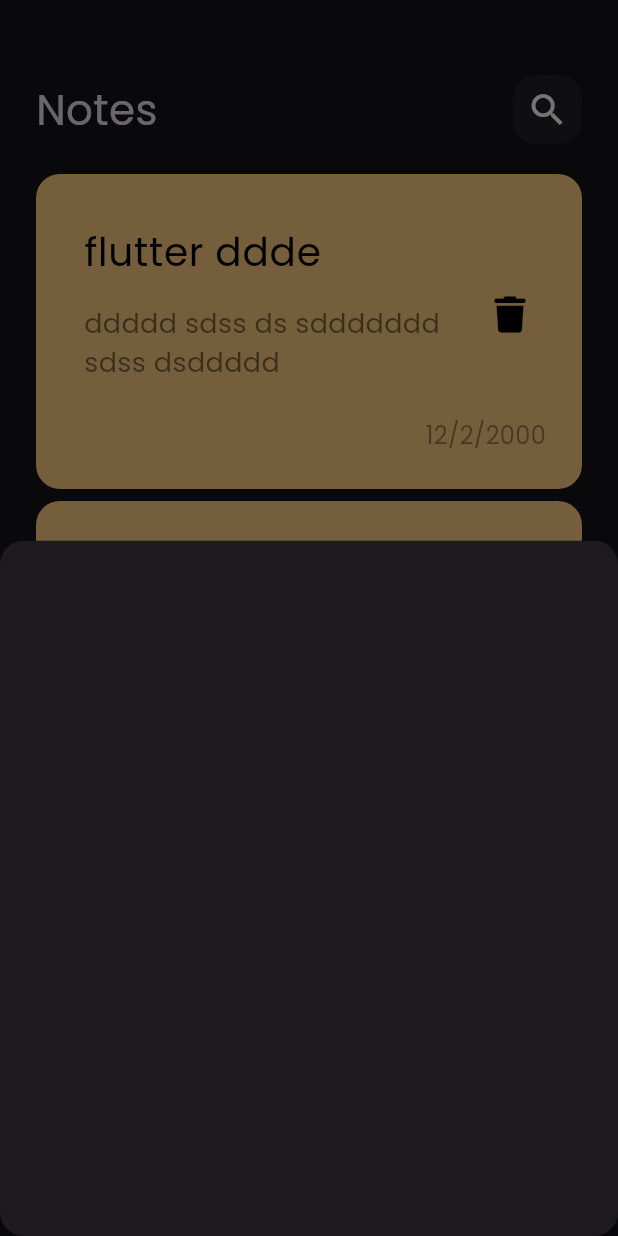
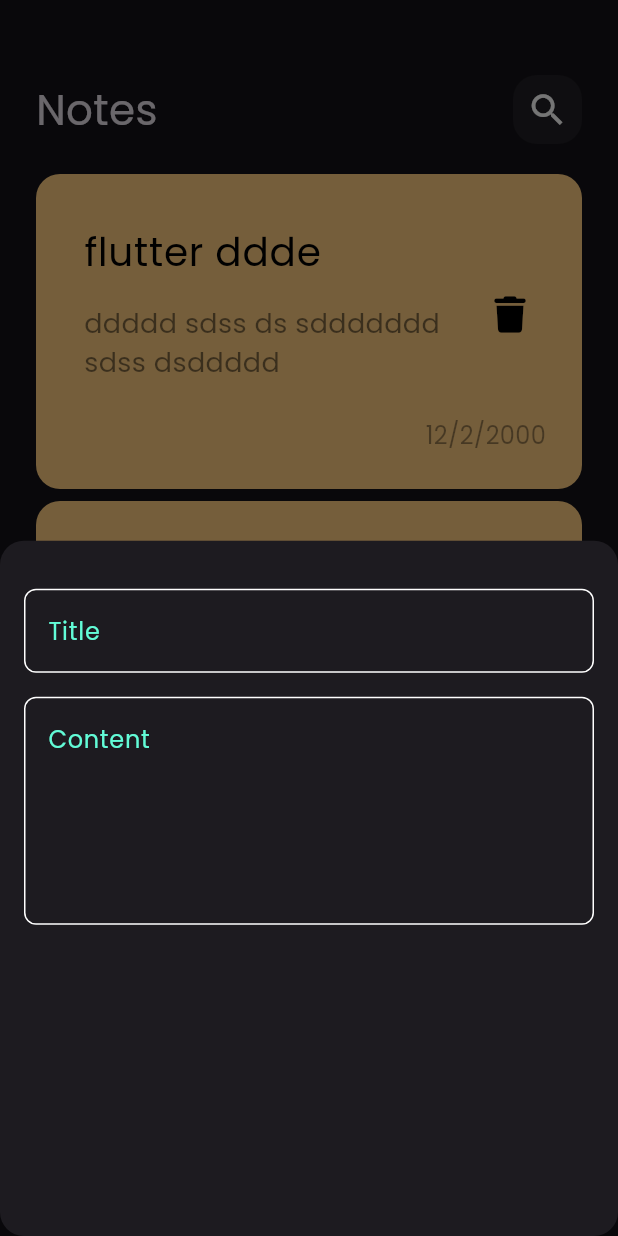
Before and after one commit to mahabdo571/notes_app, a Flutter app: the screen it shows after launch, after a tap on the "add" icon, on a phone screen of 412 x 824 dp. Run offline on Flutter 3.47's test engine with Material 3 defaults, Android fonts, the phone set to English and light mode, and no system bars; our stand-ins replace font_awesome_flutter.

Commit message:
Implement AddNoteBottomSheet layout and create CustomTextField widget for improved note entry

```diff
--- /dev/null
+++ b/lib/constants.dart
@@ -0,0 +1,3 @@
+import 'package:flutter/material.dart';
+
+const kPrimaryColor = const Color(0xff62fcd7);
--- a/lib/widgets/add_note_bottom_sheet.dart
+++ b/lib/widgets/add_note_bottom_sheet.dart
@@ -1,10 +1,21 @@
 import 'package:flutter/material.dart';
+import 'package:notes_app/widgets/custom_text_field.dart';
 
 class AddNoteBottomSheet extends StatelessWidget {
   const AddNoteBottomSheet({super.key});
 
   @override
   Widget build(BuildContext context) {
-    return  Container();
+    return Padding(
+      padding: const EdgeInsets.symmetric(horizontal: 16),
+      child: Column(
+        children: [
+          SizedBox(height: 32),
+          CustomTextField(hint: 'Title'),
+          SizedBox(height: 16),
+          CustomTextField(hint: 'Content', maxLines: 5),
+        ],
+      ),
+    );
   }
 }
--- /dev/null
+++ b/lib/widgets/custom_text_field.dart
@@ -0,0 +1,30 @@
+import 'package:flutter/material.dart';
+import 'package:notes_app/constants.dart';
+
+class CustomTextField extends StatelessWidget {
+  const CustomTextField({super.key, required this.hint, this.maxLines = 1});
+  final String hint;
+  final int maxLines;
+
+  @override
+  Widget build(BuildContext context) {
+    return TextField(
+      cursorColor: kPrimaryColor,
+      maxLines: maxLines,
+      decoration: InputDecoration(
+        hintText: hint,
+        hintStyle: TextStyle(color: kPrimaryColor),
+        enabledBorder: buildBorder(),
+        border: buildBorder(),
+        focusedBorder: buildBorder(kPrimaryColor),
+      ),
+    );
+  }
+
+  OutlineInputBorder buildBorder([Color color = Colors.white]) {
+    return OutlineInputBorder(
+      borderRadius: BorderRadius.circular(8),
+      borderSide: BorderSide(color: color),
+    );
+  }
+}
```
